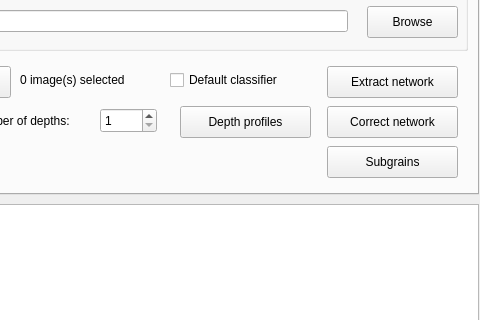
tobinder/processdialog, file processdialog.ui: the form before one commit; both pictures show x 212 to 692 and y 146 to 466 of the 1011 by 697 pixel window.
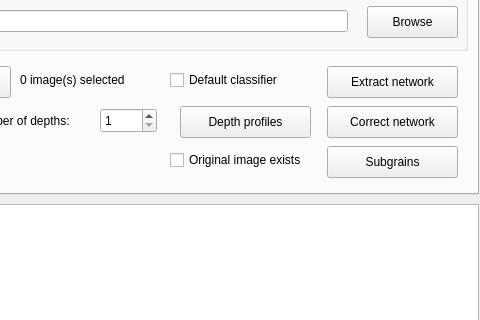
The form after the commit. The open tabs and pages were chosen to show the change. Icons and pictures are not drawn.

Commit message: Add checkbox for network extraction without an existing original image

```diff
--- a/processdialog.ui
+++ b/processdialog.ui
@@ -1544,6 +1544,19 @@
       <string>Subgrains</string>
      </property>
     </widget>
+    <widget class="QCheckBox" name="originalImageExistsCheckBox">
+     <property name="geometry">
+      <rect>
+       <x>370</x>
+       <y>260</y>
+       <width>141</width>
+       <height>20</height>
+      </rect>
+     </property>
+     <property name="text">
+      <string>Original image exists</string>
+     </property>
+    </widget>
    </widget>
    <widget class="QWidget" name="view">
     <attribute name="title">
```
The commit also changes 2 other files.
